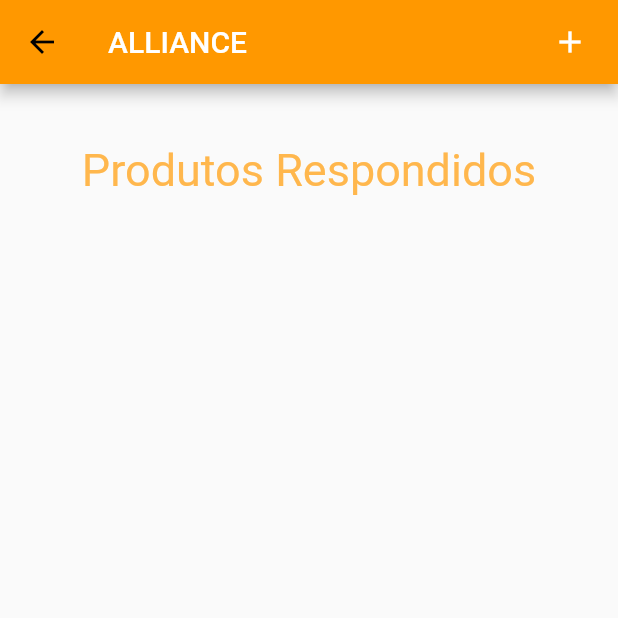
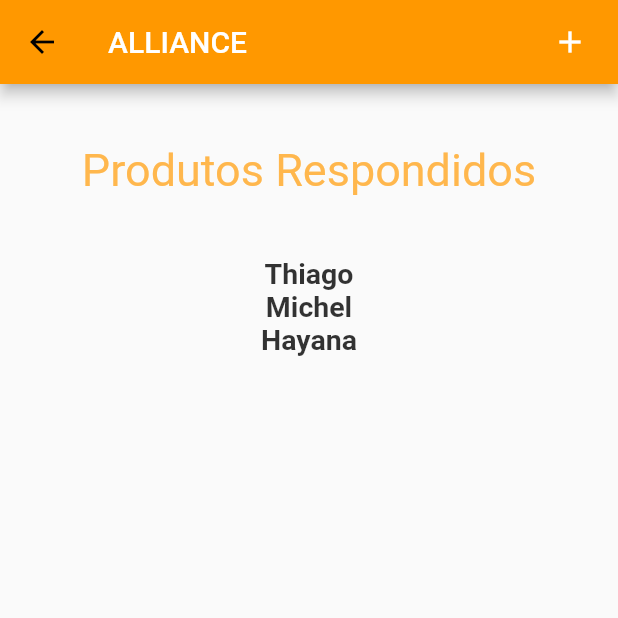
Before and after one commit to ThiagoBertoldi/alliance, a Flutter app: the HomePage_ProdutosRespondidos screen opened directly, on a phone screen of 412 x 824 dp, the top half of it. Run offline on Flutter 3.47's test engine with Material 2 defaults, Android fonts, the phone set to English and light mode, and no system bars; our stand-ins replace cloud_firestore, firebase_auth, firebase_core, flutter_staggered_animations; accounts and stored records are empty.

Commit message:
Update InfoUser / Produtos Respondidos Ordenando

```diff
--- a/lib/app/views/homePage_InfoCadastradas.dart
+++ b/lib/app/views/homePage_InfoCadastradas.dart
@@ -56,7 +56,7 @@ class _HomePageState_InfoCadastradas extends State<HomePage_InfoCadastradas> {
                             style: TextStyle(
                                 fontSize: 30, color: Colors.orange[300])))),*/
                 Container(
-                    padding: new EdgeInsets.all(40),
+                    padding: new EdgeInsets.all(10),
                     child: Row(
                       children: [
                         new Image.asset(
@@ -271,7 +271,7 @@ class _HomePageState_InfoCadastradas extends State<HomePage_InfoCadastradas> {
                       ],
                     )),
                 Container(
-                  margin: new EdgeInsets.only(top: 30),
+                  margin: new EdgeInsets.only(top: 15),
                   // ignore: deprecated_member_use
                   child: FlatButton(
                     shape: RoundedRectangleBorder(
--- a/lib/app/views/viewsCliente/homePage_ProdutosRespondidos.dart
+++ b/lib/app/views/viewsCliente/homePage_ProdutosRespondidos.dart
@@ -15,12 +15,7 @@ class HomePage_ProdutosRespondidos extends StatefulWidget {
 class _HomePageState_ProdutosRespondidos
     extends State<HomePage_ProdutosRespondidos> {
   var db = FirebaseFirestore.instance;
-
-  int telefone = 0;
-  String empresa = '';
-  String email = '';
-  String nome = '';
-  String cnpj = '';
+  List<String> dataList = ["Thiago", "Michel", "Hayana"];
 
   @override
   Widget build(BuildContext context) {
@@ -46,16 +41,27 @@ class _HomePageState_ProdutosRespondidos
                   style: TextStyle(fontSize: 30, color: Colors.orange[300])),
             ),
           ),
+          for (int i = 0; i < dataList.length; i++)
             StreamBuilder<QuerySnapshot>(
                 stream: db
                     .collection("produtosRespondidos")
-                  .doc("Thiago")
+                    .doc(dataList[i])
                     .collection("produtos")
                     .snapshots(),
                 builder: (context, snapshot) {
                   if (snapshot.hasData) {
-                  return ListView.builder(
+                    return Column(
+                      children: [
+                        Container(
+                          child: Text(dataList[i],
+                              style: TextStyle(
+                                  fontSize: 19,
+                                  fontWeight: FontWeight.bold,
+                                  color: Colors.black.withOpacity(0.8))),
+                        ),
+                        ListView.builder(
                             scrollDirection: Axis.vertical,
+                            physics: BouncingScrollPhysics(),
                             shrinkWrap: true,
                             itemCount: snapshot.data!.docs.length,
                             itemBuilder: (context, index) {
@@ -64,59 +70,76 @@ class _HomePageState_ProdutosRespondidos
                               return Column(
                                 children: [
                                   Container(
-                              width: MediaQuery.of(context).size.width * 0.95,
-                              height: MediaQuery.of(context).size.width * 0.20,
+                                    width: MediaQuery.of(context).size.width *
+                                        0.95,
+                                    height: MediaQuery.of(context).size.width *
+                                        0.20,
                                     child: Card(
                                       child: Container(
-                                  padding:
-                                      new EdgeInsets.only(left: 20, right: 20),
+                                        padding: new EdgeInsets.only(
+                                            left: 20, right: 20),
                                         child: Column(
-                                    mainAxisAlignment: MainAxisAlignment.center,
+                                          mainAxisAlignment:
+                                              MainAxisAlignment.center,
                                           children: [
                                             Row(
                                               mainAxisAlignment:
-                                            MainAxisAlignment.spaceBetween,
+                                                  MainAxisAlignment
+                                                      .spaceBetween,
                                               children: [
                                                 Container(
                                                   child: Text(
-                                                docSnapshot["nomeProduto"],
+                                                      docSnapshot[
+                                                          "nomeProduto"],
                                                       style: TextStyle(
                                                           fontSize: 19,
-                                                    fontWeight: FontWeight.bold,
+                                                          fontWeight:
+                                                              FontWeight.bold,
                                                           color: Colors.black
-                                                        .withOpacity(0.8))),
+                                                              .withOpacity(
+                                                                  0.8))),
                                                 ),
                                                 Container(
-                                            child: Text(docSnapshot["marca"],
+                                                  child: Text(
+                                                      docSnapshot["marca"],
                                                       style: TextStyle(
                                                           fontSize: 19,
-                                                    fontWeight: FontWeight.bold,
+                                                          fontWeight:
+                                                              FontWeight.bold,
                                                           color: Colors.black
-                                                        .withOpacity(0.8))),
+                                                              .withOpacity(
+                                                                  0.8))),
                                                 ),
                                               ],
                                             ),
                                             Row(
                                               mainAxisAlignment:
-                                            MainAxisAlignment.spaceBetween,
+                                                  MainAxisAlignment
+                                                      .spaceBetween,
                                               children: [
                                                 Container(
                                                   child: Text(
-                                                "R\$" + docSnapshot["preço"],
+                                                      "R\$" +
+                                                          docSnapshot["preço"],
                                                       style: TextStyle(
                                                           fontSize: 15,
-                                                    fontWeight: FontWeight.bold,
+                                                          fontWeight:
+                                                              FontWeight.bold,
                                                           color: Colors.black
-                                                        .withOpacity(0.5))),
+                                                              .withOpacity(
+                                                                  0.5))),
                                                 ),
                                                 Container(
                                                   child: Text(
-                                                docSnapshot["unidadeMedida"],
+                                                      docSnapshot[
+                                                          "unidadeMedida"],
                                                       style: TextStyle(
                                                           fontSize: 15,
-                                                    fontWeight: FontWeight.bold,
+                                                          fontWeight:
+                                                              FontWeight.bold,
                                                           color: Colors.black
-                                                        .withOpacity(0.5))),
+                                                              .withOpacity(
+                                                                  0.5))),
                                                 ),
                                               ],
                                             ),
@@ -127,7 +150,9 @@ class _HomePageState_ProdutosRespondidos
                                   ),
                                 ],
                               );
-                      });
+                            }),
+                      ],
+                    );
                   } else {
                     return Align(
                         alignment: FractionalOffset.bottomCenter,
--- a/lib/firebase_script/scripts.dart
+++ b/lib/firebase_script/scripts.dart
@@ -207,7 +207,7 @@ void respondeCotacao(
 
   db
       .collection("produtosRespondidos")
-      .doc("Thiago") //Nome no Vendedor
+      .doc("Hayana") //Nome no Vendedor
       .collection("produtos")
       .doc(nomeProduto)
       .set({
@@ -216,9 +216,5 @@ void respondeCotacao(
     "unidadeMedida": unidadeMedida,
     "preço": preco
   }).then((value) => print("Enviada com Sucesso!!!"));
-
-  preco = '';
-  marca = '';
-  unidadeMedida = '';
 }
 /////////////////////////////////////////////////////////////////////////////////////////////////////////////////////
```
Also changed, not shown: lib/app/views/viewsRepresentante/homePage_RespondeCotacao.dart (+6 -1 lines). Lines whose indentation alone changed are shown as unchanged.
